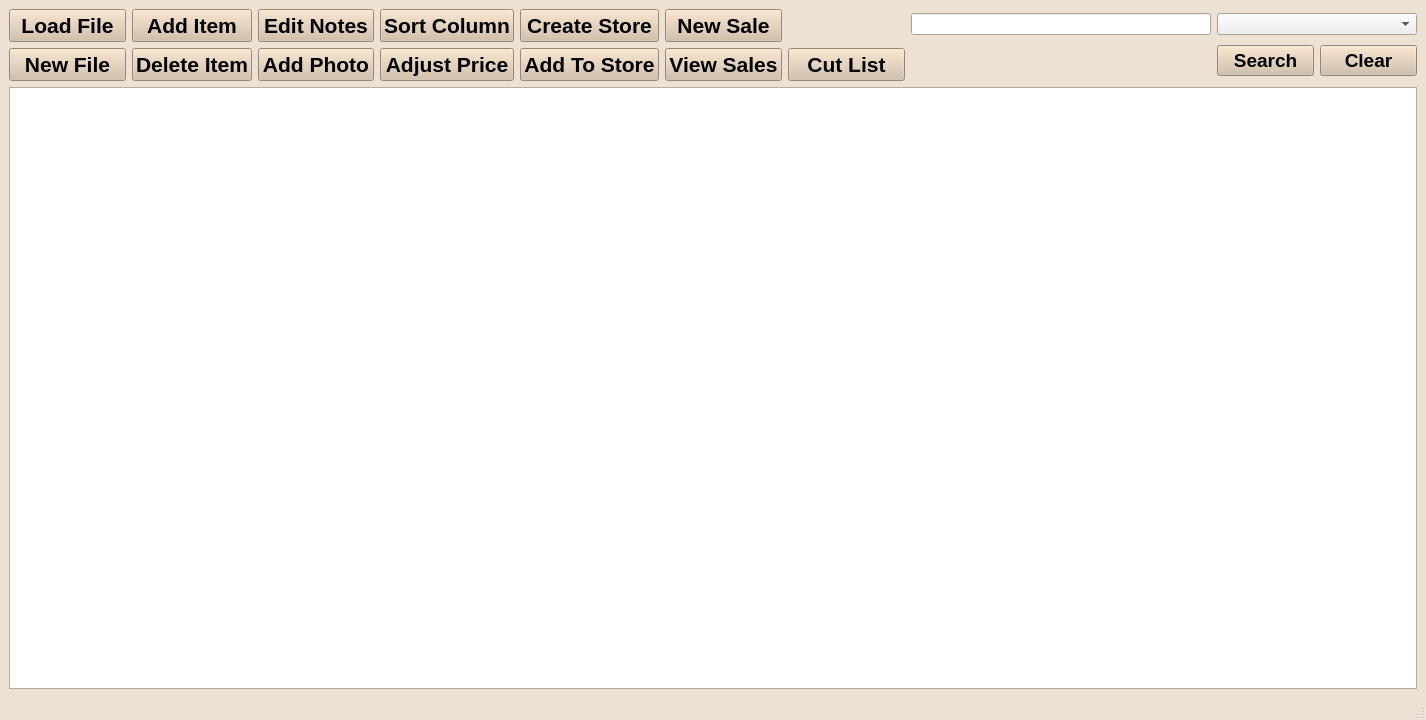
Qt form inventorywindow.ui (EtoDrowsy/CS499) before a commit.
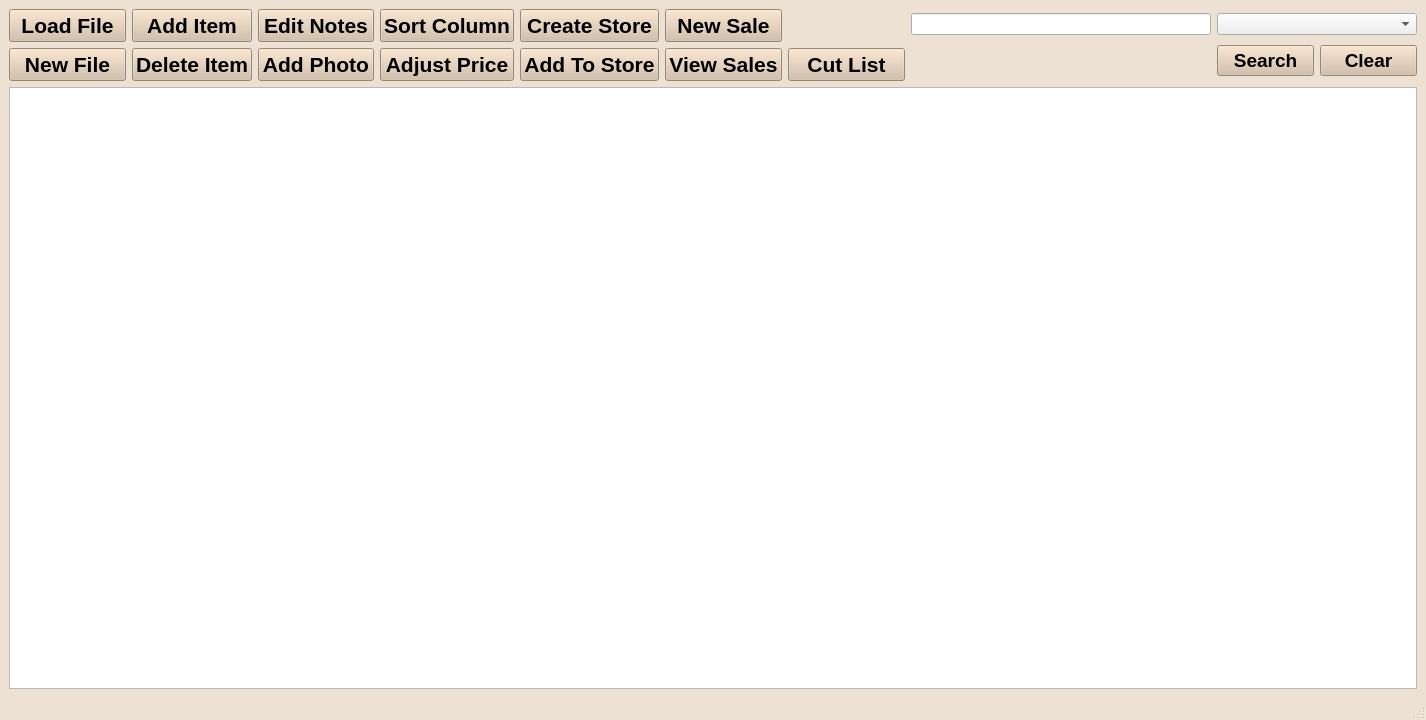
The same form after that commit.

Commit message: Ensured CSV is loaded for buttons to function. Forced black text in inventory window

```diff
--- a/inventorywindow.ui
+++ b/inventorywindow.ui
@@ -1293,6 +1293,9 @@
             <height>16777215</height>
            </size>
           </property>
+          <property name="styleSheet">
+           <string notr="true">color:rgb(0, 0, 0)</string>
+          </property>
          </widget>
         </item>
         <item row="0" column="1">
@@ -1303,6 +1306,9 @@
             <height>200</height>
            </size>
           </property>
+          <property name="styleSheet">
+           <string notr="true">color:rgb(0, 0, 0)</string>
+          </property>
          </widget>
         </item>
         <item row="1" column="2">
@@ -1356,6 +1362,15 @@
       <property name="palette">
        <palette>
         <active>
+         <colorrole role="WindowText">
+          <brush brushstyle="SolidPattern">
+           <color alpha="255">
+            <red>0</red>
+            <green>0</green>
+            <blue>0</blue>
+           </color>
+          </brush>
+         </colorrole>
          <colorrole role="Button">
           <brush brushstyle="SolidPattern">
            <color alpha="255">
@@ -1365,6 +1380,24 @@
            </color>
           </brush>
          </colorrole>
+         <colorrole role="Text">
+          <brush brushstyle="SolidPattern">
+           <color alpha="255">
+            <red>0</red>
+            <green>0</green>
+            <blue>0</blue>
+           </color>
+          </brush>
+         </colorrole>
+         <colorrole role="ButtonText">
+          <brush brushstyle="SolidPattern">
+           <color alpha="255">
+            <red>0</red>
+            <green>0</green>
+            <blue>0</blue>
+           </color>
+          </brush>
+         </colorrole>
          <colorrole role="Base">
           <brush brushstyle="SolidPattern">
            <color alpha="255">
@@ -1374,8 +1407,26 @@
            </color>
           </brush>
          </colorrole>
+         <colorrole role="PlaceholderText">
+          <brush brushstyle="SolidPattern">
+           <color alpha="128">
+            <red>0</red>
+            <green>0</green>
+            <blue>0</blue>
+           </color>
+          </brush>
+         </colorrole>
         </active>
         <inactive>
+         <colorrole role="WindowText">
+          <brush brushstyle="SolidPattern">
+           <color alpha="255">
+            <red>0</red>
+            <green>0</green>
+            <blue>0</blue>
+           </color>
+          </brush>
+         </colorrole>
          <colorrole role="Button">
           <brush brushstyle="SolidPattern">
            <color alpha="255">
@@ -1385,6 +1436,24 @@
            </color>
           </brush>
          </colorrole>
+         <colorrole role="Text">
+          <brush brushstyle="SolidPattern">
+           <color alpha="255">
+            <red>0</red>
+            <green>0</green>
+            <blue>0</blue>
+           </color>
+          </brush>
+         </colorrole>
+         <colorrole role="ButtonText">
+          <brush brushstyle="SolidPattern">
+           <color alpha="255">
+            <red>0</red>
+            <green>0</green>
+            <blue>0</blue>
+           </color>
+          </brush>
+         </colorrole>
          <colorrole role="Base">
           <brush brushstyle="SolidPattern">
            <color alpha="255">
@@ -1394,8 +1463,26 @@
            </color>
           </brush>
          </colorrole>
+         <colorrole role="PlaceholderText">
+          <brush brushstyle="SolidPattern">
+           <color alpha="128">
+            <red>0</red>
+            <green>0</green>
+            <blue>0</blue>
+           </color>
+          </brush>
+         </colorrole>
         </inactive>
         <disabled>
+         <colorrole role="WindowText">
+          <brush brushstyle="SolidPattern">
+           <color alpha="255">
+            <red>0</red>
+            <green>0</green>
+            <blue>0</blue>
+           </color>
+          </brush>
+         </colorrole>
          <colorrole role="Button">
           <brush brushstyle="SolidPattern">
            <color alpha="255">
@@ -1405,6 +1492,33 @@
            </color>
           </brush>
          </colorrole>
+         <colorrole role="Text">
+          <brush brushstyle="SolidPattern">
+           <color alpha="255">
+            <red>0</red>
+            <green>0</green>
+            <blue>0</blue>
+           </color>
+          </brush>
+         </colorrole>
+         <colorrole role="ButtonText">
+          <brush brushstyle="SolidPattern">
+           <color alpha="255">
+            <red>0</red>
+            <green>0</green>
+            <blue>0</blue>
+           </color>
+          </brush>
+         </colorrole>
+         <colorrole role="PlaceholderText">
+          <brush brushstyle="SolidPattern">
+           <color alpha="128">
+            <red>0</red>
+            <green>0</green>
+            <blue>0</blue>
+           </color>
+          </brush>
+         </colorrole>
         </disabled>
        </palette>
       </property>
@@ -1414,7 +1528,7 @@
        </font>
       </property>
       <property name="styleSheet">
-       <string notr="true"/>
+       <string notr="true">color:rgb(0, 0, 0)</string>
       </property>
       <property name="locale">
        <locale language="English" country="UnitedStates"/>
```
Left out of the diff: 1218 changed lines with no effect on the pictures. The commit also changes 1 other file.
